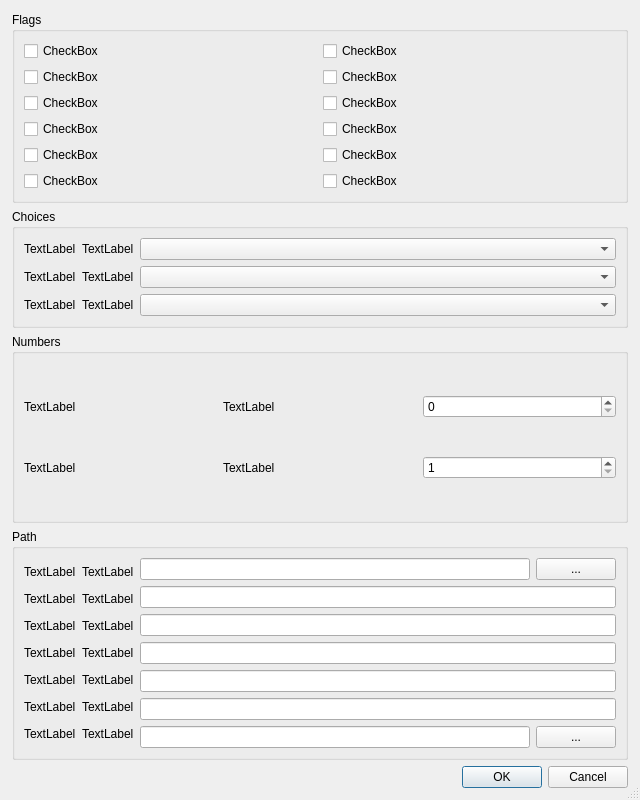
Old version of the form tidal_dl_ng/ui/dialog_settings.ui in the repository exislow/tidal-dl-ng.
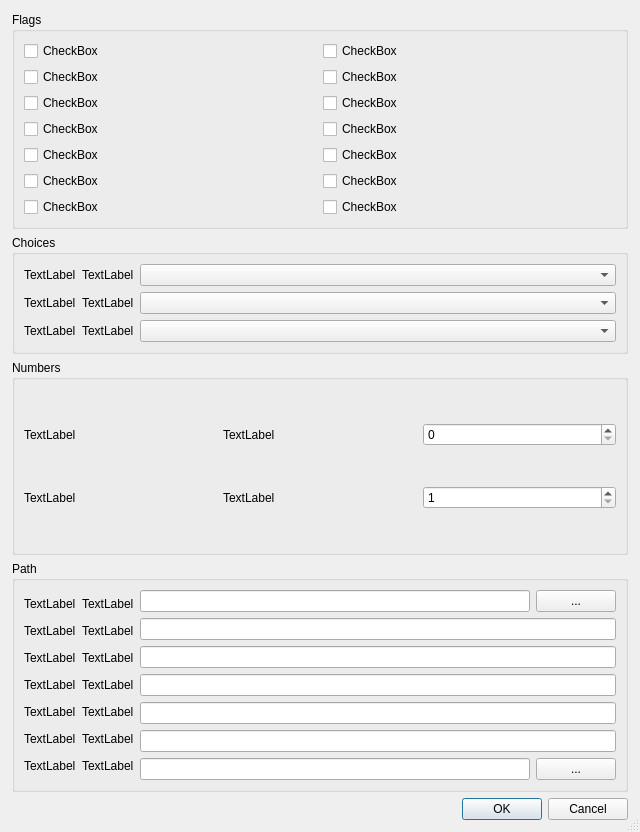
New version of the form.

Commit message:
refactor(gui): ✨ update album download options and improve session validation
* Added a new action to download all albums in a playlist.
* Removed the deprecated `validate_session` method and replaced it with a direct call to `self.tidal.session.check_login()`.
* Adjusted the UI layout in `dialog_settings` to accommodate new options and improved sizing.

Diff of the .ui file:
```diff
--- a/tidal_dl_ng/ui/dialog_settings.ui
+++ b/tidal_dl_ng/ui/dialog_settings.ui
@@ -7,7 +7,7 @@
     <x>0</x>
     <y>0</y>
     <width>640</width>
-    <height>800</height>
+    <height>832</height>
    </rect>
   </property>
   <property name="sizePolicy">
@@ -262,6 +262,32 @@
           </item>
          </layout>
         </item>
+        <item>
+         <layout class="QHBoxLayout" name="horizontalLayout_13">
+          <item>
+           <layout class="QVBoxLayout" name="lv_use_primary_album_artist">
+            <item>
+             <widget class="QCheckBox" name="cb_use_primary_album_artist">
+              <property name="text">
+               <string>CheckBox</string>
+              </property>
+             </widget>
+            </item>
+           </layout>
+          </item>
+          <item>
+           <layout class="QVBoxLayout" name="lv_download_dolby_atmos">
+            <item>
+             <widget class="QCheckBox" name="cb_download_dolby_atmos">
+              <property name="text">
+               <string>CheckBox</string>
+              </property>
+             </widget>
+            </item>
+           </layout>
+          </item>
+         </layout>
+        </item>
        </layout>
       </widget>
      </item>
```
The commit also changes 3 other files.
